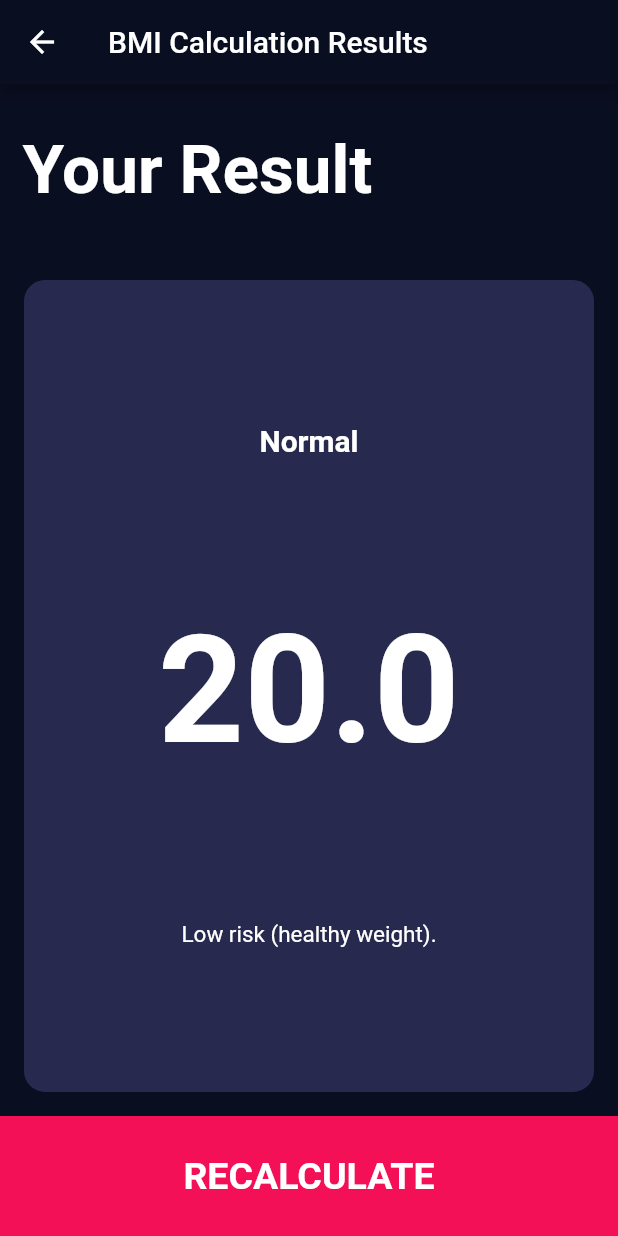
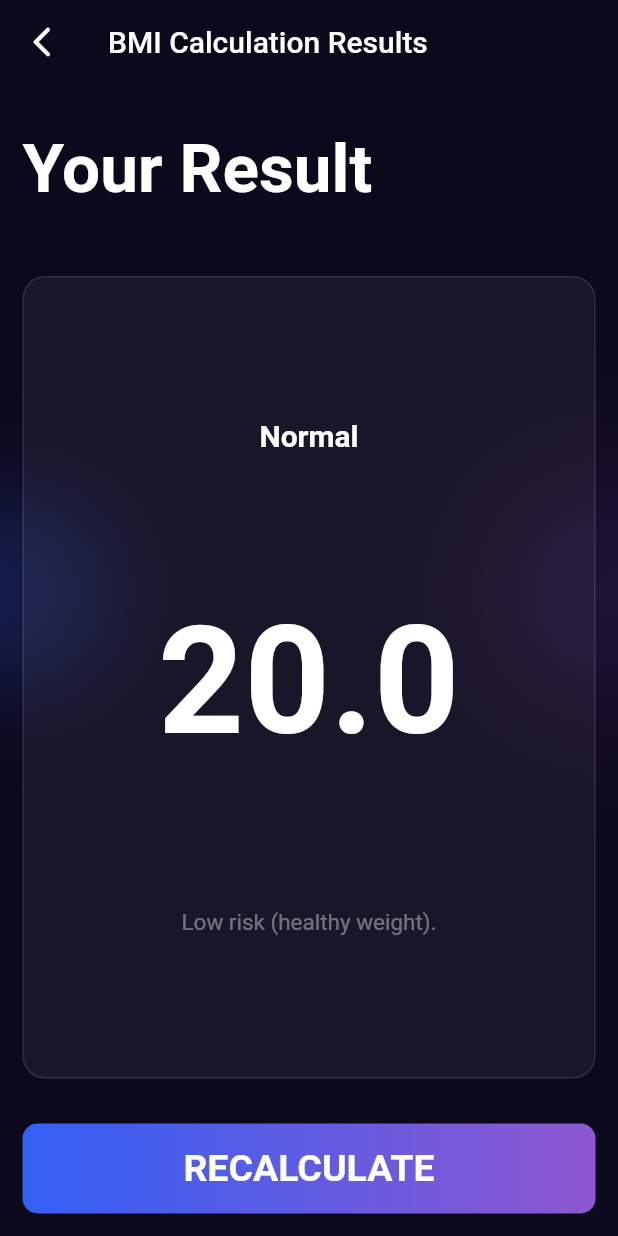
Before and after one commit to maviswisanggeni/bmi-calculator-app, a Flutter app: the screen it shows after launch, after a tap on "CALCULATE", on a phone screen of 412 x 824 dp. Run offline on Flutter 3.47's test engine with Material 2 defaults, Android fonts, the phone set to English and light mode, and no system bars.

Commit message:
modify: [MW] Change Theme Application

```diff
--- a/lib/constants/constant.dart
+++ b/lib/constants/constant.dart
@@ -1,6 +1,6 @@
 import 'package:flutter/material.dart';
 
-const Color primaryColor = Color(0xff0a0e21);
+const Color primaryColor = Color(0xff0C091C);
 TextStyle? labelTextStyle = const TextStyle(
   fontSize: 18,
   color: Colors.white // Color(0xff8d8e98),
--- a/lib/main.dart
+++ b/lib/main.dart
@@ -18,6 +18,7 @@ class MyApp extends StatelessWidget {
         primaryColor: primaryColor,
         scaffoldBackgroundColor: primaryColor,
         appBarTheme: AppBarTheme(
+          shadowColor: Colors.transparent,
           // #0A0E21
           backgroundColor: primaryColor,
         ),
--- a/lib/views/bmi_data_screen.dart
+++ b/lib/views/bmi_data_screen.dart
@@ -1,3 +1,5 @@
+import 'dart:ui';
+
 import 'package:bmi/constants/constant.dart';
 import 'package:bmi/helpers/bmi_calculator.dart';
 import 'package:bmi/views/bmi_result_screen.dart';
@@ -43,7 +45,7 @@ class _BmiDataScreenState extends State<BmiDataScreen> {
   @override
   Widget build(BuildContext context) {
     return Scaffold(
-      backgroundColor: const Color(0xff0a0e21),
+      // backgroundColor: const Color(0xff16172E),
       appBar: AppBar(
         title: const Text('BMI Calculator'),
       ),
@@ -66,7 +68,12 @@ class _BmiDataScreenState extends State<BmiDataScreen> {
           margin: EdgeInsets.all(15),
           decoration: BoxDecoration(
             borderRadius: BorderRadius.circular(10),
-            color: const Color(0xffF41056),
+            gradient: LinearGradient(
+              colors: [
+                const Color(0xff3260F4),
+                const Color(0xff8E57D1),
+              ],
+            ),
           ),
           child: const Center(
             child: Text(
@@ -81,7 +88,58 @@ class _BmiDataScreenState extends State<BmiDataScreen> {
         ),
       ),
       body: SingleChildScrollView(
-        child: Column(children: [
+        physics: const BouncingScrollPhysics(),
+        child: Stack(
+          children: [
+            Positioned(
+              top: -50,
+              left: -10,
+              child: Container(
+                height: 150,
+                width: 150,
+                decoration: BoxDecoration(
+                  color:const Color(0xff3260F4),
+                  shape: BoxShape.circle,
+                ),
+                child: BackdropFilter(
+                  filter: ImageFilter.blur(
+                    sigmaX: 120,
+                    sigmaY: 120,
+                  ),
+                  child: Container(
+                    decoration: BoxDecoration(
+                      color: Colors.transparent,
+                      shape: BoxShape.circle,
+                    ),
+                  ),
+                ),
+              ),
+            ),
+Positioned(
+              top: 50,
+              right: -50,
+              child: Container(
+                height: 150,
+                width: 150,
+                decoration: BoxDecoration(
+                  color:const Color(0xff8E57D1),
+                  shape: BoxShape.circle,
+                ),
+                child: BackdropFilter(
+                  filter: ImageFilter.blur(
+                    sigmaX: 150,
+                    sigmaY: 150,
+                  ),
+                  child: Container(
+                    decoration: BoxDecoration(
+                      color: Colors.transparent,
+                      shape: BoxShape.circle,
+                    ),
+                  ),
+                ),
+              ),
+            ),
+            Column(children: [
               Row(
                 children: [
                   Expanded(
@@ -91,7 +149,7 @@ class _BmiDataScreenState extends State<BmiDataScreen> {
                         setState(() {});
                       },
                       child: BmiCard(
-                    borderColor: (gender == "male") ? Colors.white : primaryColor,
+                        borderColor: (gender == "male") ? Color(0xff3260F4) : Colors.white10,
                         child: Stack(
                           children: [
                             const Center(
@@ -111,7 +169,7 @@ class _BmiDataScreenState extends State<BmiDataScreen> {
                               child: Icon(
                                 Icons.check_circle,
                                 color: (gender == "male")
-                                ? Colors.white
+                                    ? Color(0xff3260F4)
                                     : Colors.transparent,
                               ),
                             ),
@@ -128,7 +186,7 @@ class _BmiDataScreenState extends State<BmiDataScreen> {
                       },
                       child: BmiCard(
                         borderColor:
-                        (gender == "female" ? Colors.white : primaryColor),
+                            (gender == "female" ? Color(0xff3260F4) : Colors.white10),
                         child: Stack(
                           children: [
                             const Center(
@@ -148,7 +206,7 @@ class _BmiDataScreenState extends State<BmiDataScreen> {
                               child: Icon(
                                 Icons.check_circle,
                                 color: (gender == "female")
-                                ? Colors.white
+                                    ? Color(0xff3260F4)
                                     : Colors.transparent,
                               ),
                             ),
@@ -177,8 +235,9 @@ class _BmiDataScreenState extends State<BmiDataScreen> {
                             value: height.toDouble(),
                             min: 80,
                             max: 200,
-                        activeColor: Colors.white,
-                        thumbColor: Colors.red,
+                            activeColor: const Color(0xff3260F4),
+                            thumbColor: const Color(0xff3260F4),
+                            inactiveColor: Colors.white10,
                             onChanged: (value) {
                               height = value.toInt();
                               setState(() {});
@@ -234,11 +293,12 @@ class _BmiDataScreenState extends State<BmiDataScreen> {
                                 Container(
                                   padding: const EdgeInsets.symmetric(
                                     horizontal: 10,
-                                vertical: 5,
+                                    vertical: 15,
                                   ),
-                              height: MediaQuery.of(context).size.height * 0.15,
+                                  height: MediaQuery.of(context).size.height * 0.2,
                                   child: CupertinoPicker(
                                       itemExtent: 25,
+                                      squeeze: 0.8,
                                       scrollController: FixedExtentScrollController(
                                           initialItem: 30),
                                       magnification: 2,
@@ -269,19 +329,20 @@ class _BmiDataScreenState extends State<BmiDataScreen> {
                                 Container(
                                   padding: const EdgeInsets.symmetric(
                                     horizontal: 10,
-                                vertical: 5,
+                                    vertical: 15,
                                   ),
-                              height: MediaQuery.of(context).size.height * 0.15,
+                                  height: MediaQuery.of(context).size.height * 0.2,
                                   child: CupertinoPicker(
                                       itemExtent: 25,
+                                      squeeze: 0.8,
                                       scrollController: FixedExtentScrollController(
-                                      initialItem: 30),
+                                          initialItem: 5),
                                       magnification: 2,
                                       useMagnifier: true,
                                       onSelectedItemChanged: (val) {
                                         weight = val + 20;
                                       },
-                                  children: generateList(20, 220)),
+                                      children: generateList(15, 90)),
                                 ),
                               ],
                             ),
@@ -293,6 +354,8 @@ class _BmiDataScreenState extends State<BmiDataScreen> {
                 ),
               ),
             ]),
+          ],
+        ),
       ),
     );
   }
@@ -302,7 +365,7 @@ class BmiCard extends StatelessWidget {
   const BmiCard({
     Key? key,
     this.child,
-    this.borderColor = primaryColor,
+    this.borderColor = Colors.white10,
   }) : super(key: key);
 
   final Widget? child;
@@ -312,7 +375,7 @@ class BmiCard extends StatelessWidget {
   Widget build(BuildContext context) {
     return Container(
       decoration: BoxDecoration(
-        color: const Color(0xff272a4e),
+        color: Colors.white.withOpacity(0.05),
         borderRadius: BorderRadius.circular(15),
         border: Border.all(
           color: borderColor!,
--- a/lib/views/bmi_result_screen.dart
+++ b/lib/views/bmi_result_screen.dart
@@ -1,3 +1,5 @@
+import 'dart:ui';
+
 import 'package:bmi/constants/constant.dart';
 import 'package:bmi/helpers/bmi_calculator.dart';
 import 'package:bmi/views/bmi_data_screen.dart';
@@ -74,8 +76,94 @@ class BmiResultScreen extends StatelessWidget {
     return Scaffold(
       appBar: AppBar(
         title: const Text('BMI Calculation Results'),
+        leading: IconButton(
+          alignment: Alignment.center,
+          icon: const Icon(Icons.arrow_back_ios_new_rounded),
+          onPressed: () {
+            Navigator.pop(context);
+          },
         ),
-      body: Column(
+      ),
+      bottomNavigationBar: Container(
+        height: 60,
+        margin: EdgeInsets.all(15),
+        decoration: BoxDecoration(
+          borderRadius: BorderRadius.circular(10),
+          gradient: LinearGradient(
+            colors: [
+              const Color(0xff3260F4),
+              const Color(0xff8E57D1),
+            ],
+          ),
+        ),
+        child: GestureDetector(
+          onTap: () {
+            Navigator.pop(context);
+          },
+          child: const Center(
+            child: Text(
+              'RECALCULATE',
+              style: TextStyle(
+                fontSize: 25,
+                fontWeight: FontWeight.bold,
+                color: Colors.white,
+              ),
+            ),
+          ),
+        ),
+      ),
+      body: Stack(
+        alignment: Alignment.center,
+        children: [
+          Positioned(
+            right: 0,
+            child: Container(
+              alignment: Alignment.center,
+              height: 50,
+              width: 50,
+              decoration: BoxDecoration(
+                color:const Color(0xff8E57D1),
+                shape: BoxShape.circle,
+              ),
+              child: BackdropFilter(
+                filter: ImageFilter.blur(
+                  sigmaX: 50,
+                  sigmaY: 50,
+                ),
+                child: Container(
+                  decoration: BoxDecoration(
+                    color: Colors.transparent,
+                    shape: BoxShape.circle,
+                  ),
+                ),
+              ),
+            ),
+          ),
+          Positioned(
+            left: 0,
+            child: Container(
+              alignment: Alignment.center,
+              height: 50,
+              width: 50,
+              decoration: BoxDecoration(
+                color:const Color(0xff3260F4),
+                shape: BoxShape.circle,
+              ),
+              child: BackdropFilter(
+                filter: ImageFilter.blur(
+                  sigmaX: 50,
+                  sigmaY: 50,
+                ),
+                child: Container(
+                  decoration: BoxDecoration(
+                    color: Colors.transparent,
+                    shape: BoxShape.circle,
+                  ),
+                ),
+              ),
+            ),
+          ),
+          Column(
             children: [
               Expanded(
                 child: Container(
@@ -125,7 +213,7 @@ class BmiResultScreen extends StatelessWidget {
                           textAlign: TextAlign.center,
                           style: const TextStyle(
                             fontSize: 15,
-                        color: Colors.white,
+                            color: Colors.white38,
                           ),
                         ),
                       ],
@@ -133,24 +221,7 @@ class BmiResultScreen extends StatelessWidget {
                   ),
                 ),
               ),
-          GestureDetector(
-            onTap: () {
-              Navigator.pop(context);
-            },
-            child: Container(
-              color: const Color(0xffF41056),
-              height: 80,
-              child: const Center(
-                child: Text(
-                  'RECALCULATE',
-                  style: TextStyle(
-                    fontSize: 25,
-                    fontWeight: FontWeight.bold,
-                    color: Colors.white,
-                  ),
-                ),
-              ),
-            ),
+            ],
           ),
         ],
       ),
```
Lines whose indentation alone changed are shown as unchanged.
